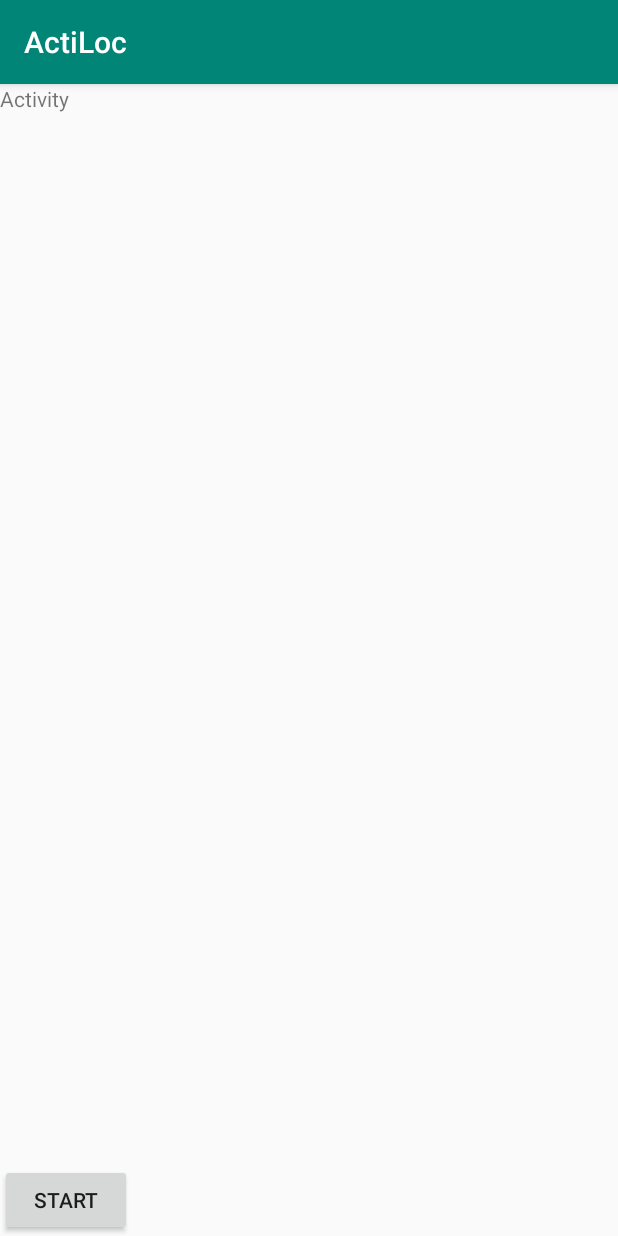
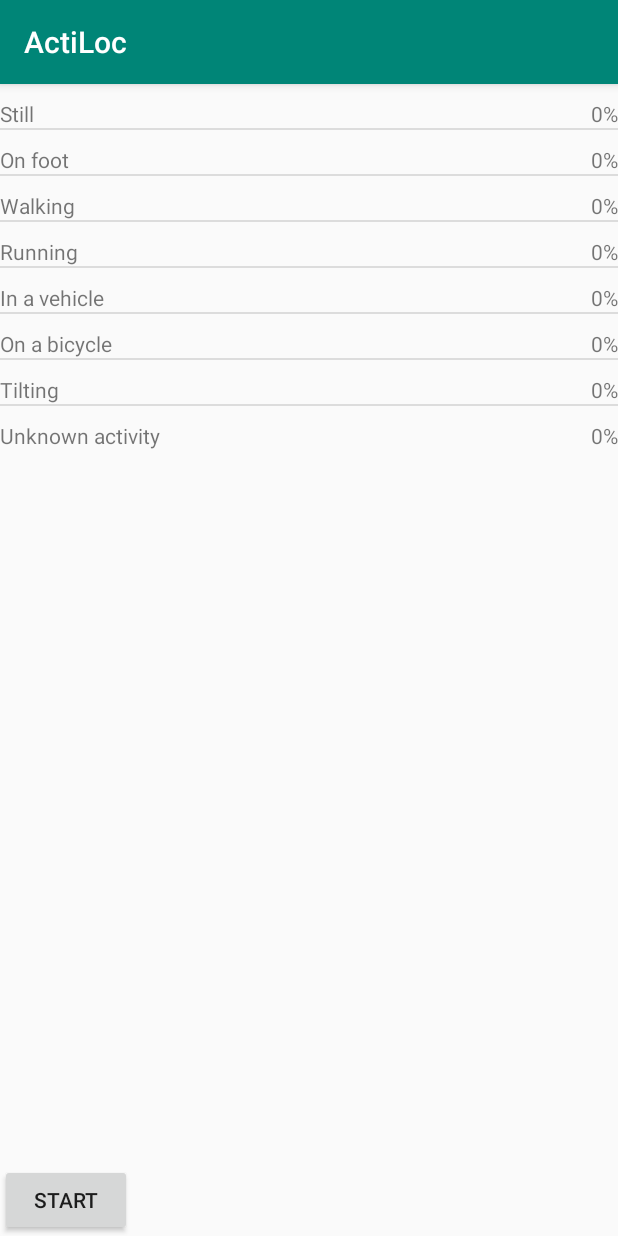
Before and after one commit to zdndk/MobileSystems-AssignmentFive, an Android app: the screen it shows after launch (MainActivity), on a phone screen of 412 x 824 dp. Run offline under Robolectric (Android 15) with nearby library versions, the phone set to English and light mode, and no system bars.

Commit message:
Add activity monitoring.

```diff
--- a/app/build.gradle
+++ b/app/build.gradle
@@ -19,7 +19,7 @@ android {
 }
 
 dependencies {
-    implementation 'com.google.android.gms:play-services-location:16.0.0'
+    implementation 'com.google.android.gms:play-services-location:11.8.0'
     implementation 'com.google.code.gson:gson:2.8.5'
     implementation fileTree(dir: 'libs', include: ['*.jar'])
     implementation 'com.android.support:appcompat-v7:28.0.0'
--- a/app/src/main/AndroidManifest.xml
+++ b/app/src/main/AndroidManifest.xml
@@ -15,7 +15,11 @@
 
                 <category android:name="android.intent.category.LAUNCHER" />
             </intent-filter>
+
         </activity>
+        <service
+            android:name=".ActivityMonitorIntentService"
+            android:exported="false" />
     </application>
     <uses-permission android:name="com.google.android.gms.permission.ACTIVITY_RECOGNITION" />
 </manifest>
--- /dev/null
+++ b/app/src/main/java/dk/zdn/sdu/actiloc/ActivitiesAdapter.java
@@ -0,0 +1,67 @@
+package dk.zdn.sdu.actiloc;
+
+import android.content.Context;
+import android.support.annotation.NonNull;
+import android.view.LayoutInflater;
+import android.view.View;
+import android.view.ViewGroup;
+import android.widget.ArrayAdapter;
+import android.widget.TextView;
+
+import com.google.android.gms.location.DetectedActivity;
+
+import java.util.ArrayList;
+import java.util.HashMap;
+
+public class ActivitiesAdapter extends ArrayAdapter<DetectedActivity> {
+
+    public ActivitiesAdapter(@NonNull Context context, int resource) {
+        super(context, resource);
+    }
+
+    ActivitiesAdapter(Context context, ArrayList<DetectedActivity> detectedActivities) {
+        super(context, 0, detectedActivities);
+    }
+
+    @NonNull
+    @Override
+    public View getView(int position, View view, @NonNull ViewGroup parent) {
+
+        DetectedActivity detectedActivity = getItem(position);
+        if (view == null) {
+            view = LayoutInflater.from(getContext()).inflate( R.layout.detected_activity, parent, false);
+        }
+
+        TextView activityName = (TextView) view.findViewById(R.id.activity_type);
+        TextView activityConfidenceLevel = (TextView) view.findViewById(
+                R.id.confidence_percentage);
+
+        if (detectedActivity != null) {
+            activityName.setText(ActivityMonitorIntentService.getActivityString(getContext(), detectedActivity.getType()));
+            activityConfidenceLevel.setText(getContext().getString(R.string.percentage, detectedActivity.getConfidence()));
+        }
+        return view;
+    }
+    //Process the list of detected activities//
+    void updateActivities(ArrayList<DetectedActivity> detectedActivities) {
+        HashMap<Integer, Integer> detectedActivitiesMap = new HashMap<>();
+        for (DetectedActivity activity : detectedActivities) {
+            detectedActivitiesMap.put(activity.getType(), activity.getConfidence());
+        }
+
+        ArrayList<DetectedActivity> temporaryList = new ArrayList<>();
+        for (int i = 0; i < ActivityMonitorIntentService.POSSIBLE_ACTIVITIES.length; i++) {
+            int confidence = detectedActivitiesMap.containsKey(ActivityMonitorIntentService.POSSIBLE_ACTIVITIES[i]) ?
+                    detectedActivitiesMap.get(ActivityMonitorIntentService.POSSIBLE_ACTIVITIES[i]) : 0;
+            temporaryList.add(new
+                    DetectedActivity(ActivityMonitorIntentService.POSSIBLE_ACTIVITIES[i],
+                    confidence));
+        }
+
+        this.clear();
+        for (DetectedActivity detectedActivity: temporaryList) {
+            this.add(detectedActivity);
+        }
+    }
+
+}
--- /dev/null
+++ b/app/src/main/java/dk/zdn/sdu/actiloc/ActivityMonitorIntentService.java
@@ -0,0 +1,89 @@
+package dk.zdn.sdu.actiloc;
+
+import android.app.IntentService;
+import android.content.Context;
+import android.content.Intent;
+import android.content.res.Resources;
+import android.preference.PreferenceManager;
+import android.support.annotation.Nullable;
+
+import com.google.android.gms.location.ActivityRecognitionResult;
+import com.google.android.gms.location.DetectedActivity;
+import com.google.gson.Gson;
+import com.google.gson.reflect.TypeToken;
+
+import java.lang.reflect.Type;
+import java.util.ArrayList;
+
+public class ActivityMonitorIntentService extends IntentService {
+
+    public ActivityMonitorIntentService() {
+        super("Activity");
+    }
+
+    public ActivityMonitorIntentService(String name) {
+        super(name);
+    }
+
+    @Override
+    protected void onHandleIntent(@Nullable Intent intent) {
+        if (ActivityRecognitionResult.hasResult(intent)) {
+            ActivityRecognitionResult result = ActivityRecognitionResult.extractResult(intent);
+            ArrayList<DetectedActivity> detectedActivities = (ArrayList) result.getProbableActivities();
+            PreferenceManager.getDefaultSharedPreferences(this)
+                    .edit()
+                    .putString(MainActivity.DETECTED_ACTIVITY,
+                            detectedActivitiesToJson(detectedActivities))
+                    .apply();
+        }
+    }
+
+    static final int[] POSSIBLE_ACTIVITIES = {
+            DetectedActivity.STILL,
+            DetectedActivity.ON_FOOT,
+            DetectedActivity.WALKING,
+            DetectedActivity.RUNNING,
+            DetectedActivity.IN_VEHICLE,
+            DetectedActivity.ON_BICYCLE,
+            DetectedActivity.TILTING,
+            DetectedActivity.UNKNOWN
+    };
+
+    static String getActivityString(Context context, int detectedActivityType) {
+        Resources resources = context.getResources();
+        switch(detectedActivityType) {
+            case DetectedActivity.ON_BICYCLE:
+                return resources.getString(R.string.bicycle);
+            case DetectedActivity.ON_FOOT:
+                return resources.getString(R.string.foot);
+            case DetectedActivity.RUNNING:
+                return resources.getString(R.string.running);
+            case DetectedActivity.STILL:
+                return resources.getString(R.string.still);
+            case DetectedActivity.TILTING:
+                return resources.getString(R.string.tilting);
+            case DetectedActivity.WALKING:
+                return resources.getString(R.string.walking);
+            case DetectedActivity.IN_VEHICLE:
+                return resources.getString(R.string.vehicle);
+            default:
+                return resources.getString(R.string.unknown_activity, detectedActivityType);
+        }
+    }
+
+
+
+
+    static String detectedActivitiesToJson(ArrayList<DetectedActivity> detectedActivitiesList) {
+        Type type = new TypeToken<ArrayList<DetectedActivity>>() {}.getType();
+        return new Gson().toJson(detectedActivitiesList, type);
+    }
+    static ArrayList<DetectedActivity> detectedActivitiesFromJson(String jsonArray) {
+        Type listType = new TypeToken<ArrayList<DetectedActivity>>(){}.getType();
+        ArrayList<DetectedActivity> detectedActivities = new Gson().fromJson(jsonArray, listType);
+        if (detectedActivities == null) {
+            detectedActivities = new ArrayList<>();
+        }
+        return detectedActivities;
+    }
+}
--- a/app/src/main/java/dk/zdn/sdu/actiloc/MainActivity.java
+++ b/app/src/main/java/dk/zdn/sdu/actiloc/MainActivity.java
@@ -1,25 +1,111 @@
 package dk.zdn.sdu.actiloc;
 
+import android.app.PendingIntent;
+import android.content.Context;
+import android.content.Intent;
+import android.content.SharedPreferences;
+import android.preference.PreferenceManager;
 import android.support.v7.app.AppCompatActivity;
 import android.os.Bundle;
+import android.view.View;
 import android.widget.Button;
+import android.widget.ListView;
 import android.widget.TextView;
 
-public class MainActivity extends AppCompatActivity {
+import com.google.android.gms.location.ActivityRecognition;
+import com.google.android.gms.location.ActivityRecognitionClient;
+import com.google.android.gms.location.DetectedActivity;
+import com.google.android.gms.tasks.OnSuccessListener;
+import com.google.android.gms.tasks.Task;
 
-    private TextView _activityTextBox;
+import java.util.ArrayList;
+
+public class MainActivity extends AppCompatActivity implements SharedPreferences.OnSharedPreferenceChangeListener {
+
+    private Context _context;
+    public static final String DETECTED_ACTIVITY = ".DETECTED_ACTIVITY";
+
+    private ActivityRecognitionClient _activityRecognitionClient;
+    private ActivitiesAdapter _activitiesAdapter;
+
+    //GUI controls
+    private ListView _activitiesListview;
     private Button _activityMonitoringButton;
 
     @Override
     protected void onCreate(Bundle savedInstanceState) {
         super.onCreate(savedInstanceState);
         setContentView(R.layout.activity_main);
+        _context = this;
+        SetupViews();
+        SetupDetectedActivities();
 
-        SetupViews();
     }
+
+    private void SetupDetectedActivities() {
+        ArrayList<DetectedActivity> detectedActivities = ActivityMonitorIntentService.detectedActivitiesFromJson(
+                PreferenceManager.getDefaultSharedPreferences(this).getString(
+                        DETECTED_ACTIVITY, ""));
+
+        _activitiesAdapter = new ActivitiesAdapter(this, detectedActivities);
+        _activitiesListview.setAdapter(_activitiesAdapter);
+        _activityRecognitionClient = ActivityRecognition.getClient(this);
+    }
+
+    //Process the list of activities//
+    protected void updateDetectedActivitiesList() {
+        ArrayList<DetectedActivity> detectedActivities = ActivityMonitorIntentService.detectedActivitiesFromJson(
+                PreferenceManager.getDefaultSharedPreferences(_context)
+                        .getString(DETECTED_ACTIVITY, ""));
+
+        _activitiesAdapter.updateActivities(detectedActivities);
+    }
+
+    @Override
+    public void onSharedPreferenceChanged(SharedPreferences sharedPreferences, String s) {
+        if (s.equals(DETECTED_ACTIVITY)) {
+            updateDetectedActivitiesList();
+        }
+    }
+
 
     private void SetupViews() {
         _activityMonitoringButton = findViewById(R.id.activityMonitoringButton);
-        _activityTextBox = findViewById(R.id.activityTextBox);
+        _activitiesListview = findViewById(R.id.activitiesListview);
+    }
+
+
+    @Override
+    protected void onResume() {
+        super.onResume();
+        PreferenceManager.getDefaultSharedPreferences(this)
+                .registerOnSharedPreferenceChangeListener(this);
+        updateDetectedActivitiesList();
+    }
+
+    @Override
+    protected void onPause() {
+        PreferenceManager.getDefaultSharedPreferences(this)
+                .unregisterOnSharedPreferenceChangeListener(this);
+        super.onPause();
+    }
+
+    public void requestUpdatesHandler(View view) {
+        Task<Void> task = _activityRecognitionClient.requestActivityUpdates(
+                3000,
+                getActivityDetectionPendingIntent());
+        task.addOnSuccessListener(new OnSuccessListener<Void>() {
+            @Override
+            public void onSuccess(Void result) {
+                updateDetectedActivitiesList();
+            }
+        });
+
+    }
+
+    private PendingIntent getActivityDetectionPendingIntent() {
+        Intent intent = new Intent(this, ActivityMonitorIntentService.class);
+        return PendingIntent.getService(this, 0, intent, PendingIntent.FLAG_UPDATE_CURRENT);
+
     }
 }
--- a/app/src/main/res/layout/activity_main.xml
+++ b/app/src/main/res/layout/activity_main.xml
@@ -13,15 +13,12 @@
             android:id="@+id/activityMonitoringButton"
             android:layout_width="wrap_content"
             android:layout_height="0dp"
+            android:onClick="requestUpdatesHandler"
             android:text="Start"
             app:layout_constraintBottom_toBottomOf="parent" />
-
-    <TextView
-        android:id="@+id/activityTextBox"
-        android:layout_width="wrap_content"
-        android:layout_height="wrap_content"
-        android:text="Activity"
-        tools:layout_editor_absoluteX="16dp"
-        tools:layout_editor_absoluteY="16dp" />
+    <ListView
+        android:id="@+id/activitiesListview"
+        android:layout_width="match_parent"
+        android:layout_height="wrap_content" />
 
 </android.support.constraint.ConstraintLayout>
--- /dev/null
+++ b/app/src/main/res/layout/detected_activity.xml
@@ -0,0 +1,26 @@
+<?xml version="1.0" encoding="utf-8"?>
+<android.support.constraint.ConstraintLayout
+    xmlns:android="http://schemas.android.com/apk/res/android" android:layout_width="match_parent"
+    android:layout_height="match_parent">
+
+    <RelativeLayout
+        android:layout_width="match_parent"
+        android:layout_height="wrap_content">
+        <TextView
+            android:id="@+id/activity_type"
+            android:layout_width="wrap_content"
+            android:layout_height="wrap_content"
+            android:layout_marginTop="@dimen/textview_margin"
+            android:text="@string/still" />
+
+        <TextView
+            android:id="@+id/confidence_percentage"
+            android:layout_width="wrap_content"
+            android:layout_height="wrap_content"
+            android:layout_alignParentRight="true"
+            android:layout_alignParentEnd="true"
+            android:layout_marginTop="@dimen/textview_margin" />
+    </RelativeLayout>
+
+
+</android.support.constraint.ConstraintLayout>
--- /dev/null
+++ b/app/src/main/res/values/dimens.xml
@@ -0,0 +1,5 @@
+<?xml version="1.0" encoding="utf-8"?>
+<resources>
+    <dimen name="layout_padding">20dp</dimen>
+    <dimen name="textview_margin">10dp</dimen>
+</resources>
--- a/app/src/main/res/values/strings.xml
+++ b/app/src/main/res/values/strings.xml
@@ -1,3 +1,13 @@
 <resources>
     <string name="app_name">ActiLoc</string>
+    <string name="track">Track Activity</string>
+    <string name="percentage">%1$d%%</string>
+    <string name="bicycle">On a bicycle</string>
+    <string name="foot">On foot</string>
+    <string name="running">Running</string>
+    <string name="still">Still</string>
+    <string name="tilting">Tilting</string>
+    <string name="unknown_activity">Unknown activity</string>
+    <string name="vehicle">In a vehicle</string>
+    <string name="walking">Walking</string>
 </resources>
```
